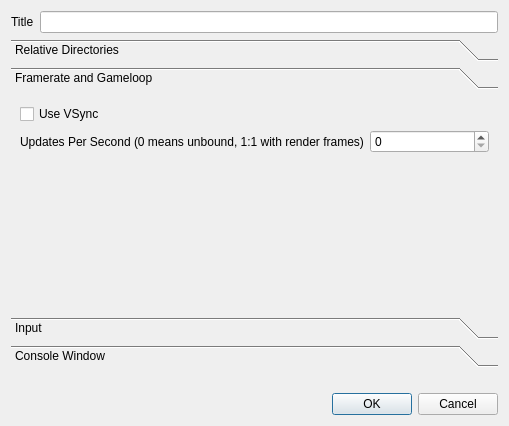
Old version of the form Editor/src/Dialogs/DlgProjectSettings.ui in the repository GameOverture/HarmonyEngine.
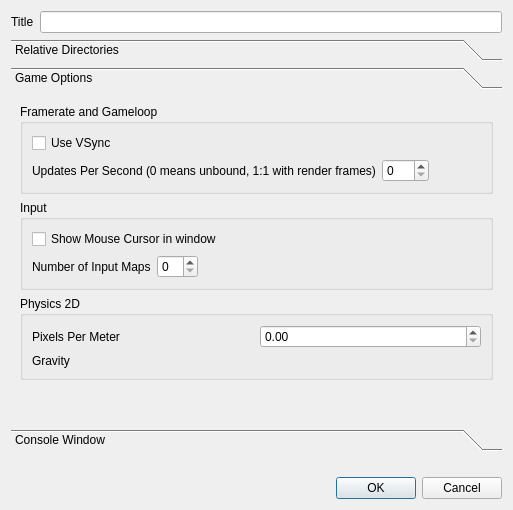
New version of the form. Custom widgets are drawn as their Qt base class.

Commit message: Added gravity2d and pixelspermeter to the project settings

```diff
--- a/Editor/src/Dialogs/DlgProjectSettings.ui
+++ b/Editor/src/Dialogs/DlgProjectSettings.ui
@@ -6,8 +6,8 @@
    <rect>
     <x>0</x>
     <y>0</y>
-    <width>509</width>
-    <height>426</height>
+    <width>513</width>
+    <height>510</height>
    </rect>
   </property>
   <property name="windowTitle">
@@ -65,59 +65,154 @@
        <rect>
         <x>0</x>
         <y>0</y>
-        <width>491</width>
-        <height>224</height>
+        <width>495</width>
+        <height>335</height>
        </rect>
       </property>
       <attribute name="label">
+       <string>Game Options</string>
+      </attribute>
+      <layout class="QVBoxLayout" name="verticalLayout_6">
+       <item>
+        <widget class="QGroupBox" name="groupBox">
+         <property name="title">
        <string>Framerate and Gameloop</string>
-      </attribute>
-      <layout class="QFormLayout" name="formLayout_2">
-       <item row="0" column="0">
+         </property>
+         <layout class="QVBoxLayout" name="verticalLayout_4">
+          <item>
         <widget class="QCheckBox" name="chkVSync">
          <property name="text">
           <string>Use VSync</string>
          </property>
         </widget>
        </item>
-       <item row="1" column="0">
+          <item>
+           <layout class="QHBoxLayout" name="horizontalLayout">
+            <item>
         <widget class="QLabel" name="label_10">
          <property name="text">
           <string>Updates Per Second (0 means unbound, 1:1 with render frames)</string>
          </property>
         </widget>
        </item>
-       <item row="1" column="1">
+            <item>
         <widget class="QSpinBox" name="sbUpdatePerSec">
          <property name="maximum">
           <number>300</number>
          </property>
         </widget>
        </item>
-      </layout>
-     </widget>
-     <widget class="QWidget" name="page_5">
-      <attribute name="label">
+            <item>
+             <spacer name="horizontalSpacer_2">
+              <property name="orientation">
+               <enum>Qt::Horizontal</enum>
+              </property>
+              <property name="sizeHint" stdset="0">
+               <size>
+                <width>40</width>
+                <height>20</height>
+               </size>
+              </property>
+             </spacer>
+            </item>
+           </layout>
+          </item>
+         </layout>
+        </widget>
+       </item>
+       <item>
+        <widget class="QGroupBox" name="groupBox_2">
+         <property name="title">
        <string>Input</string>
-      </attribute>
-      <layout class="QFormLayout" name="formLayout_4">
-       <item row="0" column="0" colspan="2">
+         </property>
+         <layout class="QVBoxLayout" name="verticalLayout_5">
+          <item>
         <widget class="QCheckBox" name="chkShowCursor">
          <property name="text">
           <string>Show Mouse Cursor in window</string>
          </property>
         </widget>
        </item>
-       <item row="1" column="0">
+          <item>
+           <layout class="QHBoxLayout" name="horizontalLayout_2">
+            <item>
         <widget class="QLabel" name="label">
          <property name="text">
           <string>Number of Input Maps</string>
          </property>
         </widget>
        </item>
-       <item row="1" column="1">
+            <item>
         <widget class="QSpinBox" name="sbInputMaps"/>
        </item>
+            <item>
+             <spacer name="horizontalSpacer">
+              <property name="orientation">
+               <enum>Qt::Horizontal</enum>
+              </property>
+              <property name="sizeHint" stdset="0">
+               <size>
+                <width>40</width>
+                <height>20</height>
+               </size>
+              </property>
+             </spacer>
+            </item>
+           </layout>
+          </item>
+         </layout>
+        </widget>
+       </item>
+       <item>
+        <widget class="QGroupBox" name="groupBox_3">
+         <property name="title">
+          <string>Physics 2D</string>
+         </property>
+         <layout class="QVBoxLayout" name="verticalLayout_7">
+          <item>
+           <layout class="QHBoxLayout" name="horizontalLayout_3">
+            <item>
+             <widget class="QLabel" name="label_2">
+              <property name="text">
+               <string>Pixels Per Meter</string>
+              </property>
+             </widget>
+            </item>
+            <item>
+             <widget class="QDoubleSpinBox" name="sbPixelsPerMeter"/>
+            </item>
+           </layout>
+          </item>
+          <item>
+           <layout class="QHBoxLayout" name="horizontalLayout_4">
+            <item>
+             <widget class="QLabel" name="label_3">
+              <property name="text">
+               <string>Gravity</string>
+              </property>
+             </widget>
+            </item>
+            <item>
+             <widget class="WidgetVectorSpinBox" name="wgtGravity2d" native="true"/>
+            </item>
+           </layout>
+          </item>
+         </layout>
+        </widget>
+       </item>
+       <item>
+        <spacer name="verticalSpacer">
+         <property name="orientation">
+          <enum>Qt::Vertical</enum>
+         </property>
+         <property name="sizeHint" stdset="0">
+          <size>
+           <width>20</width>
+           <height>64</height>
+          </size>
+         </property>
+        </spacer>
+       </item>
       </layout>
      </widget>
      <widget class="QWidget" name="page_6">
@@ -172,6 +267,12 @@
    <header>WgtMakeRelDir.h</header>
    <container>1</container>
   </customwidget>
+  <customwidget>
+   <class>WidgetVectorSpinBox</class>
+   <extends>QWidget</extends>
+   <header>WidgetVectorSpinBox.h</header>
+   <container>1</container>
+  </customwidget>
  </customwidgets>
  <resources>
   <include location="../../data/HyEditor.qrc"/>
```
Left out of the diff: 12 changed lines with no effect on the pictures. Lines whose indentation alone changed are shown as unchanged. The commit also changes 7 other files.
